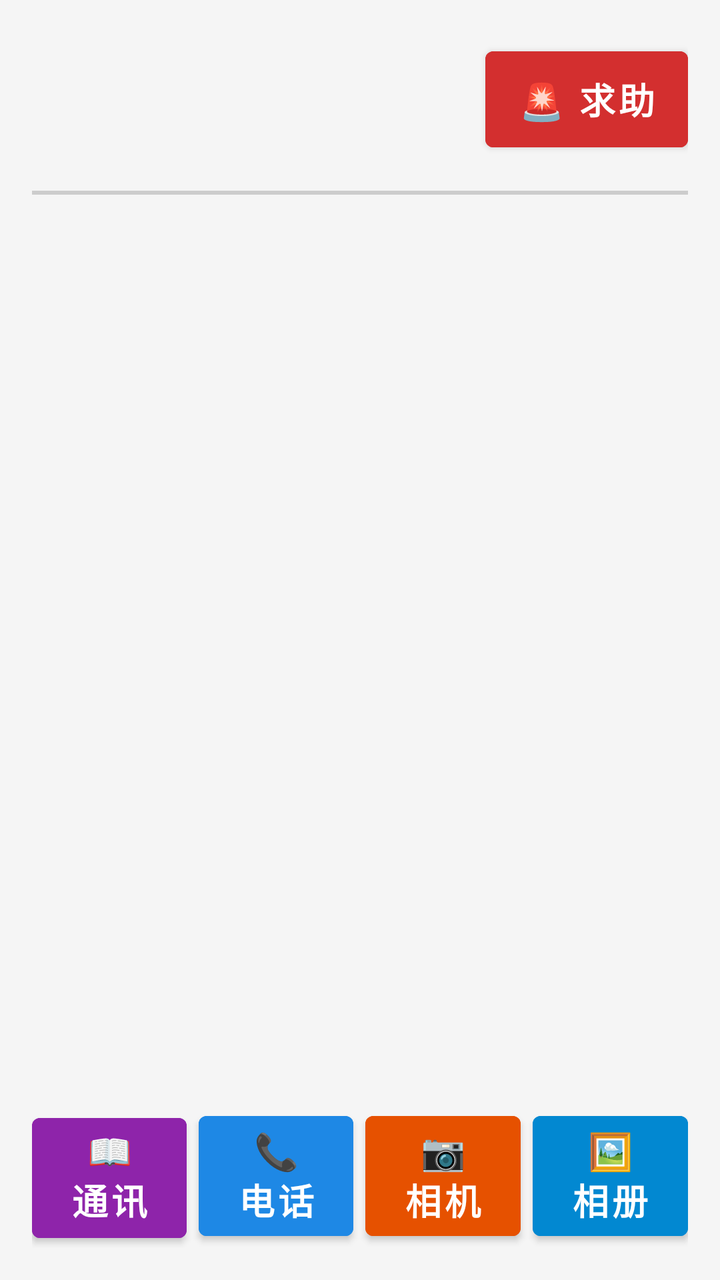
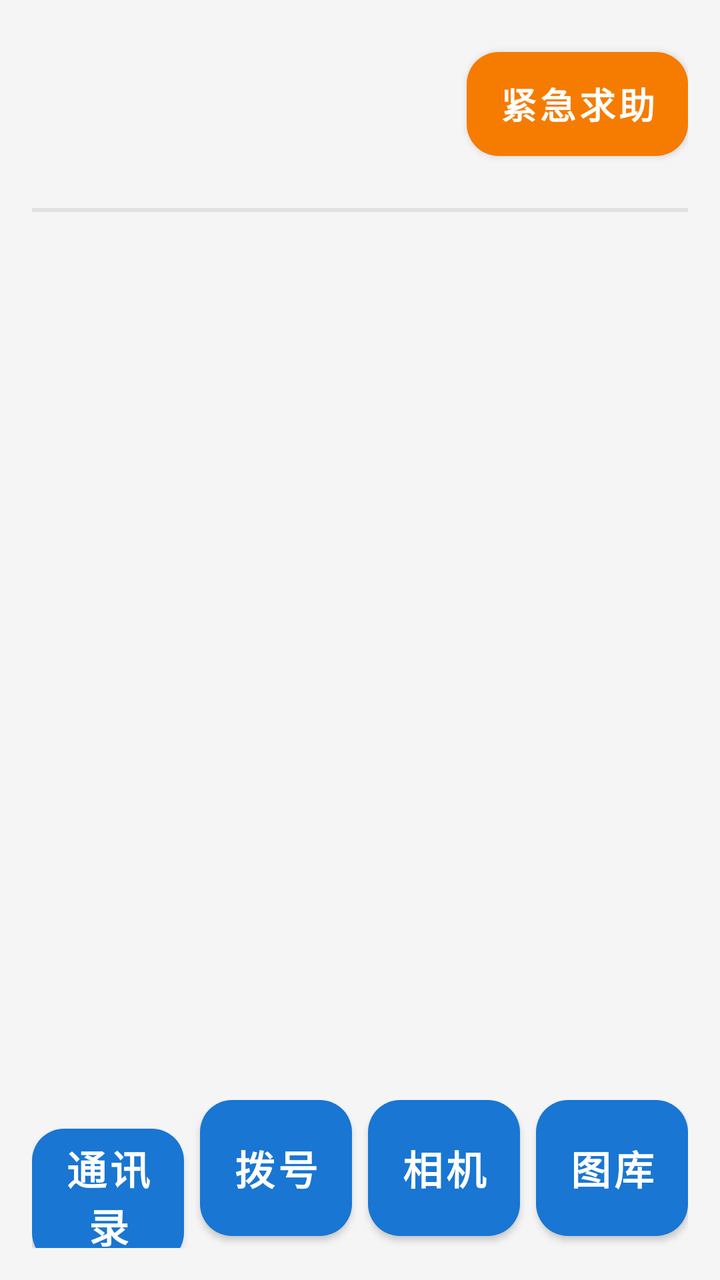

The first picture is an Android layout as it rendered before a commit; the second is the same layout after the commit. The layout source and the unified diff follow.
<!-- AndroidManifest.xml: application theme Theme.SeniorLauncher -->
<!-- res/layout/activity_main.xml -->
﻿<?xml version="1.0" encoding="utf-8"?>
<LinearLayout xmlns:android="http://schemas.android.com/apk/res/android"
    android:layout_width="match_parent"
    android:layout_height="match_parent"
    android:orientation="vertical"
    android:background="#F5F5F5"
    android:padding="16dp">

    <TextView
        android:id="@+id/tvNotDefaultWarning"
        android:layout_width="match_parent"
        android:layout_height="wrap_content"
        android:background="#FFB300"
        android:text="⚠️ 点击此处将此应用设为默认桌面"
        android:textColor="#000000"
        android:textSize="18sp"
        android:textStyle="bold"
        android:gravity="center"
        android:padding="12dp"
        android:layout_marginBottom="12dp"
        android:visibility="gone" />

    <LinearLayout
        android:layout_width="match_parent"
        android:layout_height="wrap_content"
        android:orientation="horizontal"
        android:gravity="center_vertical"
        android:paddingBottom="12dp">

        <LinearLayout
            android:layout_width="0dp"
            android:layout_height="wrap_content"
            android:layout_weight="1"
            android:orientation="vertical">

            <TextView
                android:id="@+id/tvClock"
                android:layout_width="wrap_content"
                android:layout_height="wrap_content"
                android:textSize="32sp"
                android:textStyle="bold"
                android:textColor="#000000" />

            <TextView
                android:id="@+id/tvDateAndLunar"
                android:layout_width="wrap_content"
                android:layout_height="wrap_content"
                android:textSize="18sp"
                android:textColor="#555555" />
        </LinearLayout>

        <TextView
            android:id="@+id/tvBattery"
            android:layout_width="wrap_content"
            android:layout_height="wrap_content"
            android:textSize="20sp"
            android:textStyle="bold"
            android:textColor="#2E7D32"
            android:layout_marginEnd="12dp" />

        <Button
            android:id="@+id/btnSos"
            android:layout_width="wrap_content"
            android:layout_height="60dp"
            android:text="🚨 求助"
            android:textSize="18sp"
            android:textStyle="bold"
            android:textColor="#FFFFFF"
            android:backgroundTint="#D32F2F" />
    </LinearLayout>

    <View
        android:layout_width="match_parent"
        android:layout_height="2dp"
        android:background="#CCCCCC"
        android:layout_marginBottom="16dp" />

    <TextView
        android:id="@+id/tvEmptyContacts"
        android:layout_width="match_parent"
        android:layout_height="0dp"
        android:layout_weight="1"
        android:gravity="center"
        android:text="请在系统【通讯录】中\n将家人设置为“星标” (收藏)\n以显示在此处"
        android:textSize="20sp"
        android:textColor="#757575"
        android:visibility="gone" />

    <GridLayout
        android:id="@+id/gridContacts"
        android:layout_width="match_parent"
        android:layout_height="0dp"
        android:layout_weight="1"
        android:columnCount="2"
        android:alignmentMode="alignMargins" />

    <LinearLayout
        android:layout_width="match_parent"
        android:layout_height="wrap_content"
        android:orientation="horizontal"
        android:layout_marginTop="12dp">

        <Button
            android:id="@+id/btnContacts"
            android:layout_width="0dp"
            android:layout_height="72dp"
            android:layout_weight="1"
            android:layout_marginEnd="3dp"
            android:text="📖 通讯录"
            android:textSize="18sp"
            android:textStyle="bold"
            android:backgroundTint="#8E24AA" />

        <Button
            android:id="@+id/btnPhone"
            android:layout_width="0dp"
            android:layout_height="72dp"
            android:layout_weight="1"
            android:layout_marginStart="3dp"
            android:layout_marginEnd="3dp"
            android:text="📞 电话"
            android:textSize="18sp"
            android:textStyle="bold"
            android:backgroundTint="#1E88E5" />

        <Button
            android:id="@+id/btnCamera"
            android:layout_width="0dp"
            android:layout_height="72dp"
            android:layout_weight="1"
            android:layout_marginStart="3dp"
            android:layout_marginEnd="3dp"
            android:text="📷 相机"
            android:textSize="18sp"
            android:textStyle="bold"
            android:backgroundTint="#E65100" />

        <Button
            android:id="@+id/btnGallery"
            android:layout_width="0dp"
            android:layout_height="72dp"
            android:layout_weight="1"
            android:layout_marginStart="3dp"
            android:text="🖼️ 相册"
            android:textSize="18sp"
            android:textStyle="bold"
            android:backgroundTint="#0288D1" />
    </LinearLayout>
</LinearLayout>
<!-- resources referenced by this layout -->
<resources>
  <style name="Theme.SeniorLauncher" parent="Theme.MaterialComponents.Light.NoActionBar">
          <item name="colorPrimary">#1976D2</item>
          <item name="colorOnPrimary">#FFFFFF</item>
          <item name="colorSecondary">#2E7D32</item>
          <item name="colorOnSecondary">#FFFFFF</item>
          
          
          <item name="android:statusBarColor">#F5F5F5</item>
          <item name="android:windowLightStatusBar">true</item>
      </style>
</resources>

<!-- the commit's change to res/layout/activity_main.xml (unified diff, before → after) -->
@@ -1,31 +1,34 @@
 ﻿<?xml version="1.0" encoding="utf-8"?>
 <LinearLayout xmlns:android="http://schemas.android.com/apk/res/android"
+    xmlns:app="http://schemas.android.com/apk/res-auto"
     android:layout_width="match_parent"
     android:layout_height="match_parent"
     android:orientation="vertical"
     android:background="#F5F5F5"
     android:padding="16dp">
 
+    
     <TextView
         android:id="@+id/tvNotDefaultWarning"
         android:layout_width="match_parent"
         android:layout_height="wrap_content"
         android:background="#FFB300"
-        android:text="⚠️ 点击此处将此应用设为默认桌面"
+        android:text="点击此处将此应用设为默认桌面"
         android:textColor="#000000"
-        android:textSize="18sp"
+        android:textSize="16sp"
         android:textStyle="bold"
         android:gravity="center"
         android:padding="12dp"
         android:layout_marginBottom="12dp"
         android:visibility="gone" />
 
+    
     <LinearLayout
         android:layout_width="match_parent"
         android:layout_height="wrap_content"
         android:orientation="horizontal"
         android:gravity="center_vertical"
-        android:paddingBottom="12dp">
+        android:paddingBottom="16dp">
 
         <LinearLayout
             android:layout_width="0dp"
@@ -37,44 +40,48 @@
                 android:id="@+id/tvClock"
                 android:layout_width="wrap_content"
                 android:layout_height="wrap_content"
-                android:textSize="32sp"
+                android:textSize="36sp"
                 android:textStyle="bold"
-                android:textColor="#000000" />
+                android:textColor="#212121" />
 
             <TextView
                 android:id="@+id/tvDateAndLunar"
                 android:layout_width="wrap_content"
                 android:layout_height="wrap_content"
-                android:textSize="18sp"
-                android:textColor="#555555" />
+                android:textSize="16sp"
+                android:textColor="#757575"
+                android:layout_marginTop="2dp"/>
         </LinearLayout>
 
         <TextView
             android:id="@+id/tvBattery"
             android:layout_width="wrap_content"
             android:layout_height="wrap_content"
-            android:textSize="20sp"
+            android:textSize="18sp"
             android:textStyle="bold"
-            android:textColor="#2E7D32"
-            android:layout_marginEnd="12dp" />
+            android:textColor="#1976D2"
+            android:layout_marginEnd="16dp" />
 
-        <Button
+        
+        <com.google.android.material.button.MaterialButton
             android:id="@+id/btnSos"
             android:layout_width="wrap_content"
-            android:layout_height="60dp"
-            android:text="🚨 求助"
+            android:layout_height="64dp"
+            android:text="紧急求助"
             android:textSize="18sp"
             android:textStyle="bold"
             android:textColor="#FFFFFF"
-            android:backgroundTint="#D32F2F" />
+            app:backgroundTint="#F57C00"
+            app:cornerRadius="16dp" />
     </LinearLayout>
 
     <View
         android:layout_width="match_parent"
         android:layout_height="2dp"
-        android:background="#CCCCCC"
+        android:background="#E0E0E0"
         android:layout_marginBottom="16dp" />
 
+    
     <TextView
         android:id="@+id/tvEmptyContacts"
         android:layout_width="match_parent"
@@ -82,8 +89,8 @@
         android:layout_weight="1"
         android:gravity="center"
         android:text="请在系统【通讯录】中\n将家人设置为“星标” (收藏)\n以显示在此处"
-        android:textSize="20sp"
-        android:textColor="#757575"
+        android:textSize="18sp"
+        android:textColor="#9E9E9E"
         android:visibility="gone" />
 
     <GridLayout
@@ -94,56 +101,65 @@
         android:columnCount="2"
         android:alignmentMode="alignMargins" />
 
+    
     <LinearLayout
         android:layout_width="match_parent"
         android:layout_height="wrap_content"
         android:orientation="horizontal"
         android:layout_marginTop="12dp">
 
-        <Button
+        <com.google.android.material.button.MaterialButton
             android:id="@+id/btnContacts"
             android:layout_width="0dp"
-            android:layout_height="72dp"
+            android:layout_height="80dp"
             android:layout_weight="1"
-            android:layout_marginEnd="3dp"
-            android:text="📖 通讯录"
-            android:textSize="18sp"
+            android:layout_marginEnd="4dp"
+            android:text="通讯录"
+            android:textSize="20sp"
             android:textStyle="bold"
-            android:backgroundTint="#8E24AA" />
+            android:textColor="#FFFFFF"
+            app:backgroundTint="#1976D2"
+            app:cornerRadius="16dp" />
 
-        <Button
+        <com.google.android.material.button.MaterialButton
             android:id="@+id/btnPhone"
             android:layout_width="0dp"
-            android:layout_height="72dp"
+            android:layout_height="80dp"
             android:layout_weight="1"
-            android:layout_marginStart="3dp"
-            android:layout_marginEnd="3dp"
-            android:text="📞 电话"
-            android:textSize="18sp"
+            android:layout_marginStart="4dp"
+            android:layout_marginEnd="4dp"
+            android:text="拨号"
+            android:textSize="20sp"
             android:textStyle="bold"
-            android:backgroundTint="#1E88E5" />
+            android:textColor="#FFFFFF"
+            app:backgroundTint="#1976D2"
+            app:cornerRadius="16dp" />
 
-        <Button
+        <com.google.android.material.button.MaterialButton
             android:id="@+id/btnCamera"
             android:layout_width="0dp"
-            android:layout_height="72dp"
+            android:layout_height="80dp"
             android:layout_weight="1"
-            android:layout_marginStart="3dp"
-            android:layout_marginEnd="3dp"
-            android:text="📷 相机"
-            android:textSize="18sp"
+            android:layout_marginStart="4dp"
+            android:layout_marginEnd="4dp"
+            android:text="相机"
+            android:textSize="20sp"
             android:textStyle="bold"
-            android:backgroundTint="#E65100" />
+            android:textColor="#FFFFFF"
+            app:backgroundTint="#1976D2"
+            app:cornerRadius="16dp" />
 
-        <Button
+        <com.google.android.material.button.MaterialButton
             android:id="@+id/btnGallery"
             android:layout_width="0dp"
-            android:layout_height="72dp"
+            android:layout_height="80dp"
             android:layout_weight="1"
-            android:layout_marginStart="3dp"
-            android:text="🖼️ 相册"
-            android:textSize="18sp"
+            android:layout_marginStart="4dp"
+            android:text="图库"
+            android:textSize="20sp"
             android:textStyle="bold"
-            android:backgroundTint="#0288D1" />
+            android:textColor="#FFFFFF"
+            app:backgroundTint="#1976D2"
+            app:cornerRadius="16dp" />
     </LinearLayout>
 </LinearLayout>
